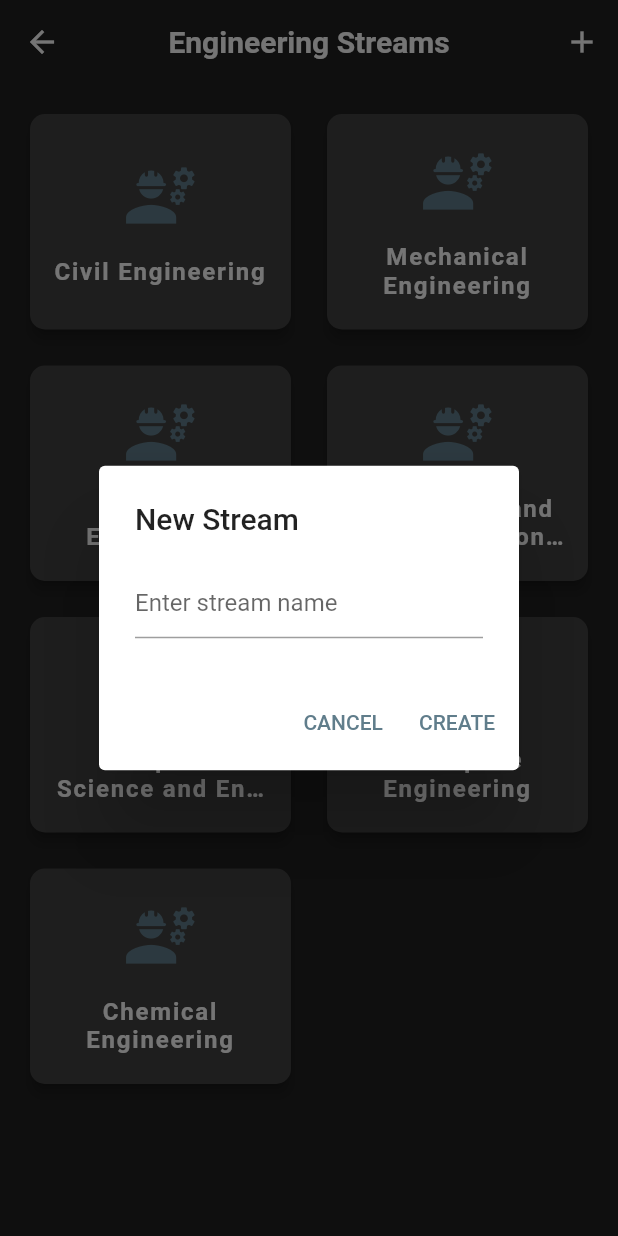
After one commit to shahjugal/FormulaAppCapstone, a Flutter app: the StreamsUI screen opened directly, after a tap on the "add" icon, on a phone screen of 412 x 824 dp. The commit adds this screen. Run offline on Flutter 3.47's test engine with Material 2 defaults, Android fonts, the phone set to English and light mode, and no system bars.

Commit message:
Added Create new Functionallity

```diff
--- /dev/null
+++ b/Capstone/formula_app/lib/StreamsUI.dart
@@ -0,0 +1,134 @@
+import 'package:flutter/material.dart';
+import 'subjects_ui.dart';
+
+class StreamsUI extends StatefulWidget {
+  @override
+  _StreamsUIState createState() => _StreamsUIState();
+}
+
+class _StreamsUIState extends State<StreamsUI> {
+  List<String> engineeringStreams = [
+    'Civil Engineering',
+    'Mechanical Engineering',
+    'Electrical Engineering',
+    'Electronics and Communication Engineering',
+    'Computer Science and Engineering',
+    'Aerospace Engineering',
+    'Chemical Engineering',
+  ];
+
+  @override
+  Widget build(BuildContext context) {
+    return Scaffold(
+      appBar: AppBar(
+        title: Text(
+          'Engineering Streams',
+          style: TextStyle(
+            fontSize: 20.0,
+            fontWeight: FontWeight.bold,
+          ),
+        ),
+        centerTitle: true,
+        backgroundColor: Colors.grey[900],
+        elevation: 0,
+        actions: [
+          IconButton(
+            icon: Icon(Icons.add),
+            onPressed: () {
+              showDialog(
+                context: context,
+                builder: (BuildContext context) {
+                  String newStreamName = '';
+                  return AlertDialog(
+                    title: Text('New Stream'),
+                    content: TextField(
+                      onChanged: (value) {
+                        newStreamName = value;
+                      },
+                      decoration: InputDecoration(
+                        hintText: 'Enter stream name',
+                      ),
+                    ),
+                    actions: <Widget>[
+                      TextButton(
+                        child: Text('CANCEL'),
+                        onPressed: () {
+                          Navigator.of(context).pop();
+                        },
+                      ),
+                      TextButton(
+                        child: Text('CREATE'),
+                        onPressed: () {
+                          Navigator.of(context).pop();
+                          // TODO: create new stream with newStreamName
+                          engineeringStreams.add(newStreamName);
+                          setState(() {});
+                        },
+                      ),
+                    ],
+                  );
+                },
+              );
+            },
+          ),
+        ],
+      ),
+      backgroundColor: Colors.grey[900],
+      body: Padding(
+        padding: EdgeInsets.all(16.0),
+        child: GridView.count(
+          crossAxisCount: 2, // number of columns
+          childAspectRatio: 1.2,
+          mainAxisSpacing: 16,
+          crossAxisSpacing: 16,
+          children: engineeringStreams.map((stream) {
+            return GestureDetector(
+              onTap: () {
+                // navigate to subjects UI when stream is tapped
+                Navigator.push(
+                  context,
+                  MaterialPageRoute(
+                    builder: (context) => SubjectsUI(),
+                  ),
+                );
+              },
+              child: Card(
+                elevation: 4.0,
+                shape: RoundedRectangleBorder(
+                  borderRadius: BorderRadius.circular(10.0),
+                ),
+                color: Colors.grey[800],
+                child: Padding(
+                  padding: EdgeInsets.all(16.0),
+                  child: Column(
+                    mainAxisAlignment: MainAxisAlignment.center,
+                    children: [
+                      Icon(
+                        Icons.engineering,
+                        size: 50.0,
+                        color: Theme.of(context).primaryColor,
+                      ),
+                      SizedBox(height: 16.0),
+                      Text(
+                        maxLines: 2,
+                        overflow: TextOverflow.ellipsis,
+                        stream,
+                        style: TextStyle(
+                          fontSize: 16.0,
+                          fontWeight: FontWeight.bold,
+                          color: Colors.white,
+                          letterSpacing: 1.2,
+                        ),
+                        textAlign: TextAlign.center,
+                      ),
+                    ],
+                  ),
+                ),
+              ),
+            );
+          }).toList(),
+        ),
+      ),
+    );
+  }
+}
--- a/Capstone/formula_app/lib/main.dart
+++ b/Capstone/formula_app/lib/main.dart
@@ -1,5 +1,5 @@
 import 'package:flutter/material.dart';
-import 'home_ui.dart';
+import 'SchoolsUI.dart';
 
 void main() => runApp(MyApp());
 
@@ -7,9 +7,9 @@ class MyApp extends StatelessWidget {
   @override
   Widget build(BuildContext context) {
     return MaterialApp(
-      title: 'Engineering Streams',
+      title: 'Schools',
       theme: ThemeData(primarySwatch: Colors.blueGrey),
-      home: HomeUI(),
+      home: SchoolUI(),
     );
   }
 }
```
Also changed, not shown: Capstone/formula_app/lib/FormulaListUI.dart (+47 -2 lines), Capstone/formula_app/lib/SchoolsUI.dart (added, +232 -0 lines), Capstone/formula_app/lib/home_ui.dart (deleted, +0 -101 lines), Capstone/formula_app/lib/subjects_ui.dart (+48 -2 lines).
